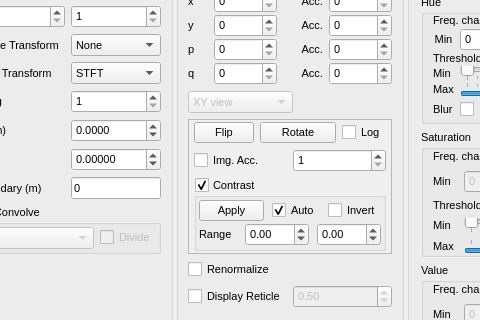
DigitalHolography/Holovibes, file Holovibes/mainwindow.ui: the form before one commit; both pictures show x 86 to 566 and y 148 to 468 of the 1210 by 796 pixel window.
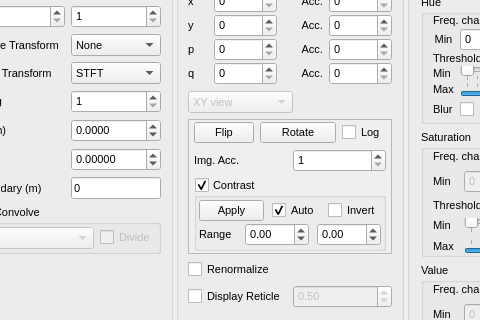
The form after the commit. Custom widgets are drawn as their Qt base class.

Commit message: refa(accu_enabled): remove from API/cd

The edit to the form file:
```diff
--- a/Holovibes/mainwindow.ui
+++ b/Holovibes/mainwindow.ui
@@ -745,22 +745,10 @@
             <item>
              <layout class="QHBoxLayout" name="horizontalLayout_2">
               <item>
-               <widget class="QCheckBox" name="ImgAccuCheckBox">
-                <property name="enabled">
-                 <bool>true</bool>
-                </property>
-                <property name="toolTip">
-                 <string>Accumulate n images</string>
-                </property>
+               <widget class="QLabel" name="ImgAccuLabel">
                 <property name="text">
                  <string>Img. Acc.</string>
                 </property>
-                <property name="checked">
-                 <bool>false</bool>
-                </property>
-                <property name="tristate">
-                 <bool>false</bool>
-                </property>
                </widget>
               </item>
               <item>
```
Left out of the diff: 17 changed lines with no effect on the pictures. The commit also changes 14 other files.
